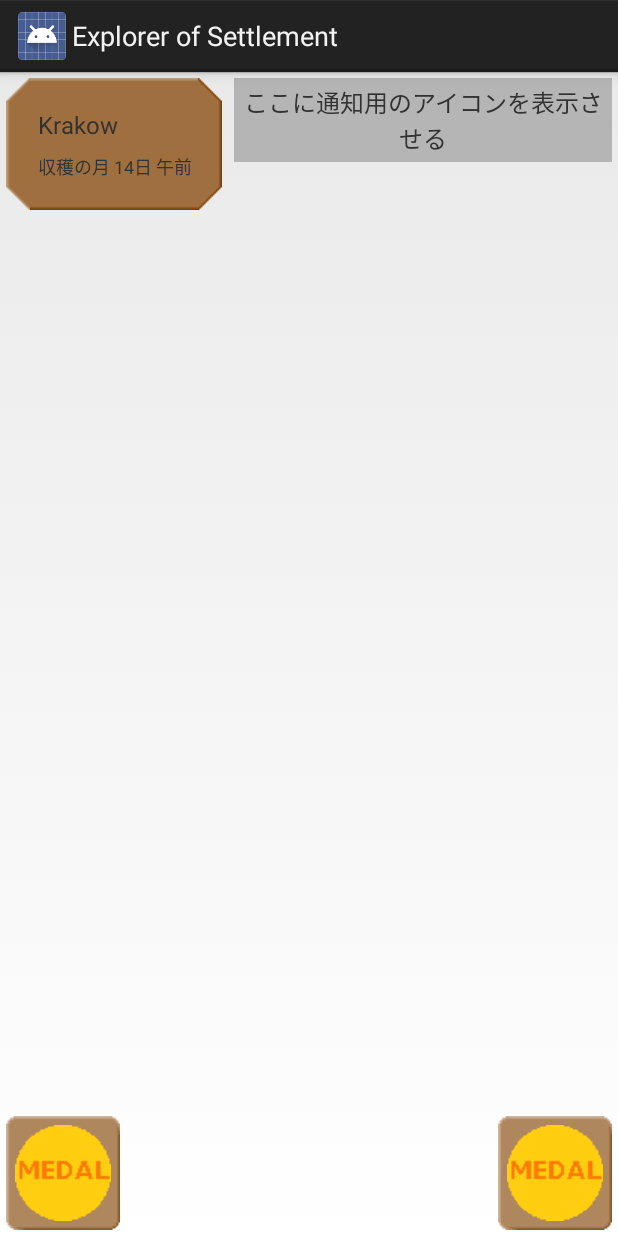
After one commit to bunkatukun/eos, an Android app: the layout activity_field_world.xml on its own in the app's theme, with its tools: preview values and no code run, on a phone screen of 412 x 824 dp. The commit adds this screen. Run offline under Robolectric (Android 15) with nearby library versions, the phone set to English and light mode, and no system bars.

```diff
--- a/app/src/main/assets/data/field_pieces.json
+++ b/app/src/main/assets/data/field_pieces.json
@@ -4,21 +4,25 @@
             "id" : 1,
             "X" : 10,
             "Y" : 10,
+            "Type" : "1",
             "connects" : [ { "id" : 1 } ]
         },{
             "id" : 2,
             "X" : 30,
             "Y" : 30,
+            "Type" : "0",
             "connects" : [ { "id" : 1 },{ "id" : 2 },{ "id" : 3 } ]
         },{
             "id" : 3,
             "X" : 50,
             "Y" : 30,
+            "Type" : "0",
             "connects" : [ { "id" : 2 },{ "id" : 4 } ]
         },{
             "id" : 3,
             "X" : 50,
             "Y" : 30,
+            "Type" : "4",
             "connects" : [ { "id" : 3 },{ "id" : 4 } ]
         }
     ]
--- a/app/src/main/java/jp/bunkatusoft/explorersofsettlement/debug/DebugActivity.java
+++ b/app/src/main/java/jp/bunkatusoft/explorersofsettlement/debug/DebugActivity.java
@@ -9,6 +9,7 @@ import android.widget.Button;
 import android.widget.LinearLayout;
 
 import jp.bunkatusoft.explorersofsettlement.field.settlement.SettlementFieldActivity;
+import jp.bunkatusoft.explorersofsettlement.field.world.WorldFieldActivity;
 
 /**
  * このActivity および関連項目のみ、可能な限りresourceに分担させないようにする<br>
@@ -57,7 +58,8 @@ public class DebugActivity extends FragmentActivity implements View.OnClickListe
             startActivity(new Intent(DebugActivity.this, SettlementFieldActivity.class));
             finish();
         } else if (DebugMenu.START_WORLD_MAP.getTag().equals(tag)) {
-            //TODO ワールドマップへ遷移
+			startActivity(new Intent(DebugActivity.this, WorldFieldActivity.class));
+			finish();
         }
     }
 }
--- a/app/src/main/java/jp/bunkatusoft/explorersofsettlement/field/GameTime.java
+++ b/app/src/main/java/jp/bunkatusoft/explorersofsettlement/field/GameTime.java
@@ -24,14 +24,14 @@ public class GameTime {
 	/**
 	 * コンストラクタ
 	 */
-	GameTime() {
+	public GameTime() {
 		this(1,GameMonthEnum.JANUARY,1,GameTimeEnum.MIDNIGHT);
 	}
 
 	/**
 	 * コンストラクタ
 	 */
-	GameTime(int year, GameMonthEnum month, int day, GameTimeEnum time){
+	public GameTime(int year, GameMonthEnum month, int day, GameTimeEnum time){
 		this.year = year;
 		this.month = month;
 		this.day = day;
--- /dev/null
+++ b/app/src/main/res/layout/activity_field_world.xml
@@ -0,0 +1,46 @@
+<?xml version="1.0" encoding="utf-8"?>
+<RelativeLayout xmlns:android="http://schemas.android.com/apk/res/android"
+                android:layout_width="match_parent"
+                android:layout_height="match_parent"
+                android:orientation="vertical">
+
+    <include
+        android:id="@+id/world_part_worldStatusLayout"
+        layout="@layout/part_world_status"
+        android:layout_width="wrap_content"
+        android:layout_height="wrap_content"
+        android:layout_alignParentLeft="true"
+        android:layout_alignParentTop="true"
+        android:layout_margin="4dp"/>
+
+    <TextView
+        android:layout_width="match_parent"
+        android:layout_height="wrap_content"
+        android:layout_alignParentRight="true"
+        android:layout_alignParentTop="true"
+        android:layout_margin="4dp"
+        android:layout_toRightOf="@+id/world_part_worldStatusLayout"
+        android:background="#88888888"
+        android:gravity="center_horizontal"
+        android:padding="4dp"
+        android:text="ここに通知用のアイコンを表示させる"
+        android:textSize="16dp"/>
+
+    <ImageButton
+        android:layout_width="wrap_content"
+        android:layout_height="wrap_content"
+        android:layout_margin="4dp"
+        android:layout_alignParentLeft="true"
+        android:layout_alignParentBottom="true"
+        android:background="@drawable/back_dialog2"
+        android:src="@drawable/medal_sample"/>
+
+    <ImageButton
+        android:layout_width="wrap_content"
+        android:layout_height="wrap_content"
+        android:layout_margin="4dp"
+        android:layout_alignParentRight="true"
+        android:layout_alignParentBottom="true"
+        android:background="@drawable/back_dialog2"
+        android:src="@drawable/medal_sample"/>
+</RelativeLayout>
--- /dev/null
+++ b/app/src/main/res/layout/part_world_status.xml
@@ -0,0 +1,24 @@
+<?xml version="1.0" encoding="utf-8"?>
+<LinearLayout xmlns:android="http://schemas.android.com/apk/res/android"
+              android:orientation="vertical"
+              android:layout_width="wrap_content"
+              android:layout_height="wrap_content"
+              android:background="@drawable/back_dialog3">
+
+    <TextView
+        android:id="@+id/world_part_part_worldNameText"
+        android:layout_width="wrap_content"
+        android:layout_height="wrap_content"
+        android:layout_margin="4dp"
+        android:text="Krakow"
+        android:textSize="16dp" />
+
+    <TextView
+        android:id="@+id/world_part_part_worldTimeText"
+        android:layout_width="wrap_content"
+        android:layout_height="wrap_content"
+        android:layout_margin="4dp"
+        android:text="収穫の月 14日 午前"
+        android:textSize="12dp"/>
+
+</LinearLayout>
```
Also changed, not shown: app/src/main/java/jp/bunkatusoft/explorersofsettlement/field/world/FieldPiece.java (added, +14 -0 lines), app/src/main/java/jp/bunkatusoft/explorersofsettlement/field/world/FieldRoad.java (added, +11 -0 lines), app/src/main/java/jp/bunkatusoft/explorersofsettlement/field/world/PieceTypeEnum.java (added, +38 -0 lines), app/src/main/java/jp/bunkatusoft/explorersofsettlement/field/world/WorldFieldActivity.java (+133 -2 lines), app/src/main/java/jp/bunkatusoft/explorersofsettlement/field/world/WorldFieldUtil.java (added, +117 -0 lines), app/src/main/java/jp/bunkatusoft/explorersofsettlement/field/world/WorldSurfaceView.java (added, +55 -0 lines), app/src/main/res/layout/activity_dummy.xml (added, +46 -0 lines), app/src/main/res/menu/world_field_activity.xml (added, +21 -0 lines), app/src/main/res/values/strings.xml (+7 -1 lines), app/src/main/res/drawable/ago.9.png (added), app/src/main/res/drawable/testWorldMap.png (added), 1 other file.
